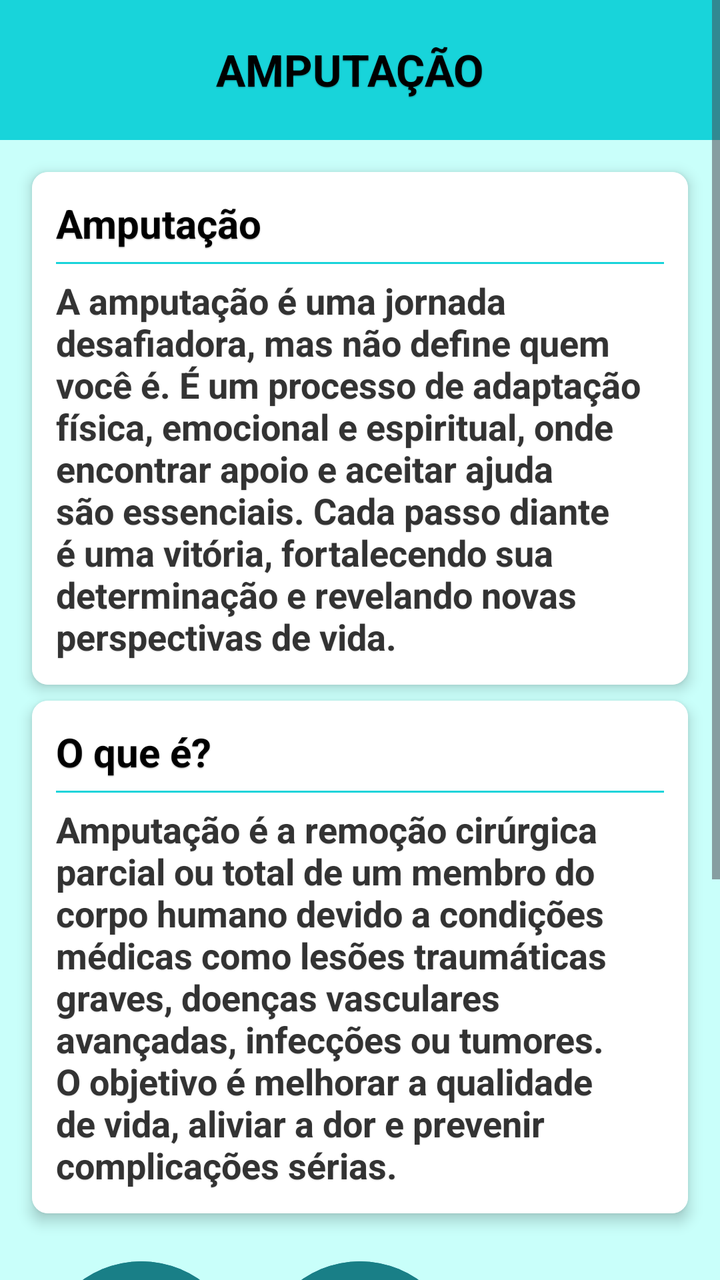
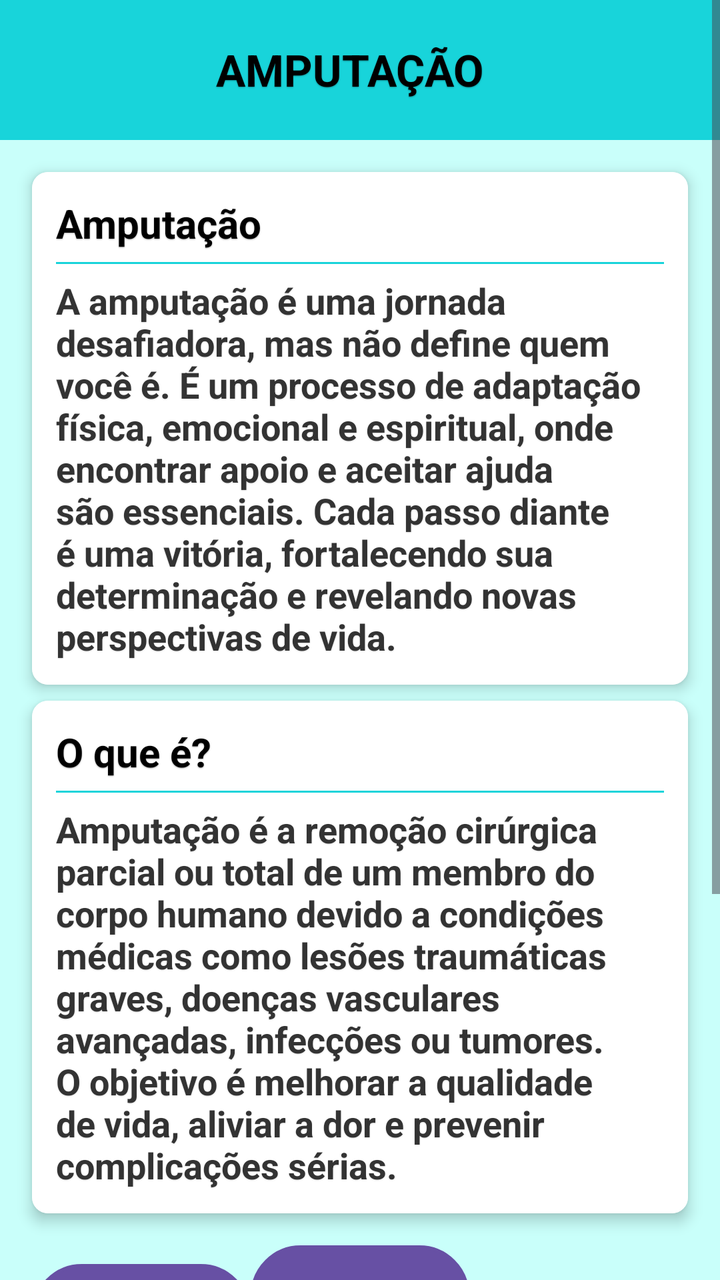

An Android layout rendered at two revisions. The XML below is the earlier revision; the diff shows what the commit changed to produce the second picture.
<!-- AndroidManifest.xml: application theme Theme.CF -->
<!-- res/layout/activity_amputacao.xml -->
<?xml version="1.0" encoding="utf-8"?>
<ScrollView
    xmlns:android="http://schemas.android.com/apk/res/android"
    xmlns:app="http://schemas.android.com/apk/res-auto"
    android:layout_width="match_parent"
    android:layout_height="match_parent"
    android:fillViewport="true"
    android:background="#ECEFF4"
    android:clipToPadding="false"
    android:paddingBottom="10dp">

    <androidx.constraintlayout.widget.ConstraintLayout
        android:layout_width="match_parent"
        android:layout_height="wrap_content"
        android:background="#C9FFFA"
        android:fitsSystemWindows="true">

        <TextView
            android:id="@+id/tvTitle"
            android:layout_width="416dp"
            android:layout_height="70dp"
            android:background="#18D4DA"
            android:gravity="center_horizontal"
            android:paddingTop="20dp"
            android:shadowColor="#55000000"
            android:shadowDx="0"
            android:shadowDy="1"
            android:shadowRadius="1"
            android:text="AMPUTAÇÃO"
            android:textColor="#000000"
            android:textSize="22sp"
            android:textStyle="bold"
            app:layout_constraintEnd_toEndOf="parent"
            app:layout_constraintHorizontal_bias="0.6"
            app:layout_constraintStart_toStartOf="parent"
            app:layout_constraintTop_toTopOf="parent" />

        <androidx.cardview.widget.CardView
            android:id="@+id/cardAmputacao"
            android:layout_width="0dp"
            android:layout_height="wrap_content"
            android:layout_margin="16dp"
            android:background="#FFFFFF"
            app:cardCornerRadius="8dp"
            app:cardElevation="4dp"
            app:layout_constraintEnd_toEndOf="parent"
            app:layout_constraintStart_toStartOf="parent"
            app:layout_constraintTop_toBottomOf="@id/tvTitle">

            <LinearLayout
                android:layout_width="match_parent"
                android:layout_height="wrap_content"
                android:background="#FFFFFF"
                android:orientation="vertical"
                android:padding="12dp">

                <TextView
                    android:id="@+id/tvSubtitle1"
                    android:layout_width="wrap_content"
                    android:layout_height="wrap_content"
                    android:paddingBottom="6dp"
                    android:shadowColor="#55000000"
                    android:shadowDx="0"
                    android:shadowDy="1"
                    android:shadowRadius="1"
                    android:text="Amputação"
                    android:textColor="#000000"
                    android:textSize="20sp"
                    android:textStyle="bold" />

                <View
                    android:layout_width="match_parent"
                    android:layout_height="1dp"
                    android:layout_marginBottom="6dp"
                    android:background="#18D4DA" />

                <TextView
                    android:id="@+id/tvContent1"
                    android:layout_width="match_parent"
                    android:layout_height="wrap_content"
                    android:shadowColor="#22000000"
                    android:shadowDx="0"
                    android:shadowDy="1"
                    android:shadowRadius="1"
                    android:text="A amputação é uma jornada desafiadora, mas não define quem você é. É um processo de adaptação física, emocional e espiritual, onde encontrar apoio e aceitar ajuda são essenciais. Cada passo diante é uma vitória, fortalecendo sua determinação e revelando novas perspectivas de vida."
                    android:textColor="#333333"
                    android:textSize="18sp"
                    android:textStyle="bold" />
            </LinearLayout>
        </androidx.cardview.widget.CardView>

        <androidx.cardview.widget.CardView
            android:id="@+id/cardOQueE"
            android:layout_width="0dp"
            android:layout_height="wrap_content"
            android:layout_marginStart="16dp"
            android:layout_marginTop="8dp"
            android:layout_marginEnd="16dp"
            android:background="#FFFFFF"
            app:cardCornerRadius="8dp"
            app:cardElevation="4dp"
            app:layout_constraintEnd_toEndOf="parent"
            app:layout_constraintStart_toStartOf="parent"
            app:layout_constraintTop_toBottomOf="@id/cardAmputacao">

            <LinearLayout
                android:layout_width="match_parent"
                android:layout_height="wrap_content"
                android:background="#FFFFFF"
                android:orientation="vertical"
                android:padding="12dp">

                <TextView
                    android:id="@+id/tvSubtitle2"
                    android:layout_width="wrap_content"
                    android:layout_height="wrap_content"
                    android:paddingBottom="6dp"
                    android:shadowColor="#55000000"
                    android:shadowDx="0"
                    android:shadowDy="1"
                    android:shadowRadius="1"
                    android:text="O que é?"
                    android:textColor="#000000"
                    android:textSize="20sp"
                    android:textStyle="bold" />

                <View
                    android:layout_width="match_parent"
                    android:layout_height="1dp"
                    android:layout_marginBottom="6dp"
                    android:background="#18D4DA" />

                <TextView
                    android:id="@+id/tvContent2"
                    android:layout_width="match_parent"
                    android:layout_height="wrap_content"
                    android:shadowColor="#22000000"
                    android:shadowDx="0"
                    android:shadowDy="1"
                    android:shadowRadius="1"
                    android:text="Amputação é a remoção cirúrgica parcial ou total de um membro do corpo humano devido a condições médicas como lesões traumáticas graves, doenças vasculares avançadas, infecções ou tumores. O objetivo é melhorar a qualidade de vida, aliviar a dor e prevenir complicações sérias."
                    android:textColor="#333333"
                    android:textSize="18sp"
                    android:textStyle="bold" />
            </LinearLayout>
        </androidx.cardview.widget.CardView>

        <LinearLayout
            android:id="@+id/layoutButtons"
            android:layout_width="0dp"
            android:layout_height="wrap_content"
            android:layout_marginStart="16dp"
            android:layout_marginTop="16dp"
            android:layout_marginEnd="16dp"
            android:gravity="center"
            android:orientation="horizontal"
            app:layout_constraintEnd_toEndOf="parent"
            app:layout_constraintStart_toStartOf="parent"
            app:layout_constraintTop_toBottomOf="@id/cardOQueE">

            <Button
                android:id="@+id/btnMaterial1"
                android:layout_width="0dp"
                android:layout_height="wrap_content"
                android:layout_margin="4dp"
                android:layout_weight="1"
                android:backgroundTint="#197F87"
                android:gravity="center"
                android:padding="8dp"
                android:shadowColor="#55000000"
                android:shadowDx="0"
                android:shadowDy="1"
                android:shadowRadius="1"
                android:text="Material 1: Tipos de Amputações\nCausas e Níveis"
                android:textColor="#FFFFFF"
                android:textSize="18sp" />

            <Button
                android:id="@+id/btnMaterial2"
                android:layout_width="0dp"
                android:layout_height="wrap_content"
                android:layout_margin="4dp"
                android:layout_weight="1"
                android:backgroundTint="#197F87"
                android:gravity="center"
                android:padding="8dp"
                android:shadowColor="#55000000"
                android:shadowDx="0"
                android:shadowDy="1"
                android:shadowRadius="1"
                android:text="Material 2: Guia de Orientações\npara Paciente Amputado"
                android:textColor="#FFFFFF"
                android:textSize="18sp" />

            <Button
                android:id="@+id/btnMaterial3"
                android:layout_width="0dp"
                android:layout_height="wrap_content"
                android:layout_margin="4dp"
                android:layout_weight="1"
                android:backgroundTint="#218A92"
                android:gravity="center"
                android:padding="8dp"
                android:shadowColor="#55000000"
                android:shadowDx="0"
                android:shadowDy="1"
                android:shadowRadius="1"
                android:text="Material 3: Material de Apoio\nDeficiência Física"
                android:textColor="#FFFFFF"
                android:textSize="18sp" />
        </LinearLayout>

        <Button
            android:id="@+id/btnForum"
            android:layout_width="0dp"
            android:layout_height="48dp"
            android:layout_marginStart="16dp"
            android:layout_marginTop="16dp"
            android:layout_marginEnd="16dp"
            android:layout_marginBottom="48dp"
            android:backgroundTint="#001BFF"
            android:onClick="irForum"
            android:shadowColor="#55000000"
            android:shadowDx="0"
            android:shadowDy="1"
            android:shadowRadius="1"
            android:text="Clique aqui para entrar no fórum!"
            android:textColor="#FFFFFF"
            android:textSize="20sp"
            android:textStyle="bold"
            app:layout_constraintBottom_toBottomOf="parent"
            app:layout_constraintEnd_toEndOf="parent"
            app:layout_constraintHorizontal_bias="0.5"
            app:layout_constraintStart_toStartOf="parent"
            app:layout_constraintTop_toBottomOf="@+id/layoutButtons"
            app:layout_constraintVertical_bias="0.5" />

    </androidx.constraintlayout.widget.ConstraintLayout>
</ScrollView>
<!-- resources referenced by this layout -->
<resources>
  <style name="Theme.CF" parent="Base.Theme.CF" />
  <style name="Base.Theme.CF" parent="Theme.Material3.DayNight.NoActionBar">
          
          
      </style>
</resources>

<!-- the commit's change to res/layout/activity_amputacao.xml (unified diff, before → after) -->
@@ -162,52 +162,43 @@
                 android:id="@+id/btnMaterial1"
                 android:layout_width="0dp"
                 android:layout_height="wrap_content"
-                android:layout_margin="4dp"
                 android:layout_weight="1"
-                android:backgroundTint="#197F87"
-                android:gravity="center"
-                android:padding="8dp"
-                android:shadowColor="#55000000"
-                android:shadowDx="0"
-                android:shadowDy="1"
-                android:shadowRadius="1"
+                android:background="@drawable/btn_shape"
+                android:backgroundTint="#009999"
+                android:onClick="openLink"
                 android:text="Material 1: Tipos de Amputações\nCausas e Níveis"
                 android:textColor="#FFFFFF"
-                android:textSize="18sp" />
+                android:textSize="16sp"
+                android:textStyle="bold"
+                android:padding="12dp" />
 
             <Button
                 android:id="@+id/btnMaterial2"
                 android:layout_width="0dp"
                 android:layout_height="wrap_content"
-                android:layout_margin="4dp"
                 android:layout_weight="1"
-                android:backgroundTint="#197F87"
-                android:gravity="center"
-                android:padding="8dp"
-                android:shadowColor="#55000000"
-                android:shadowDx="0"
-                android:shadowDy="1"
-                android:shadowRadius="1"
+                android:background="@drawable/btn_shape"
+                android:backgroundTint="#009999"
+                android:onClick="openLink"
                 android:text="Material 2: Guia de Orientações\npara Paciente Amputado"
                 android:textColor="#FFFFFF"
-                android:textSize="18sp" />
+                android:textSize="16sp"
+                android:textStyle="bold"
+                android:padding="12dp" />
 
             <Button
                 android:id="@+id/btnMaterial3"
                 android:layout_width="0dp"
                 android:layout_height="wrap_content"
-                android:layout_margin="4dp"
                 android:layout_weight="1"
-                android:backgroundTint="#218A92"
-                android:gravity="center"
-                android:padding="8dp"
-                android:shadowColor="#55000000"
-                android:shadowDx="0"
-                android:shadowDy="1"
-                android:shadowRadius="1"
+                android:background="@drawable/btn_shape"
+                android:backgroundTint="#009999"
+                android:onClick="openLink"
                 android:text="Material 3: Material de Apoio\nDeficiência Física"
                 android:textColor="#FFFFFF"
-                android:textSize="18sp" />
+                android:textSize="16sp"
+                android:textStyle="bold"
+                android:padding="12dp" />
         </LinearLayout>
 
         <Button
<!-- resource entries referenced after the edit -->
@@ -1,5 +1,25 @@
 <!-- resources referenced by this layout -->
 <resources>
+  <!-- drawable btn_shape (drawable) -->
+  <ripple xmlns:android="http://schemas.android.com/apk/res/android"
+      android:color="#33FFFFFF"> 
+  
+      <item android:id="@android:id/mask">
+          <shape android:shape="rectangle">
+              <corners android:radius="24dp"/>
+          </shape>
+      </item>
+  
+      <item>
+          <shape android:shape="rectangle">
+              
+              <corners android:radius="24dp"/>
+              <stroke
+                  android:width="2dp"
+                  android:color="#FFFFFF"/>
+          </shape>
+      </item>
+  </ripple>
   <style name="Theme.CF" parent="Base.Theme.CF" />
   <style name="Base.Theme.CF" parent="Theme.Material3.DayNight.NoActionBar">
           
